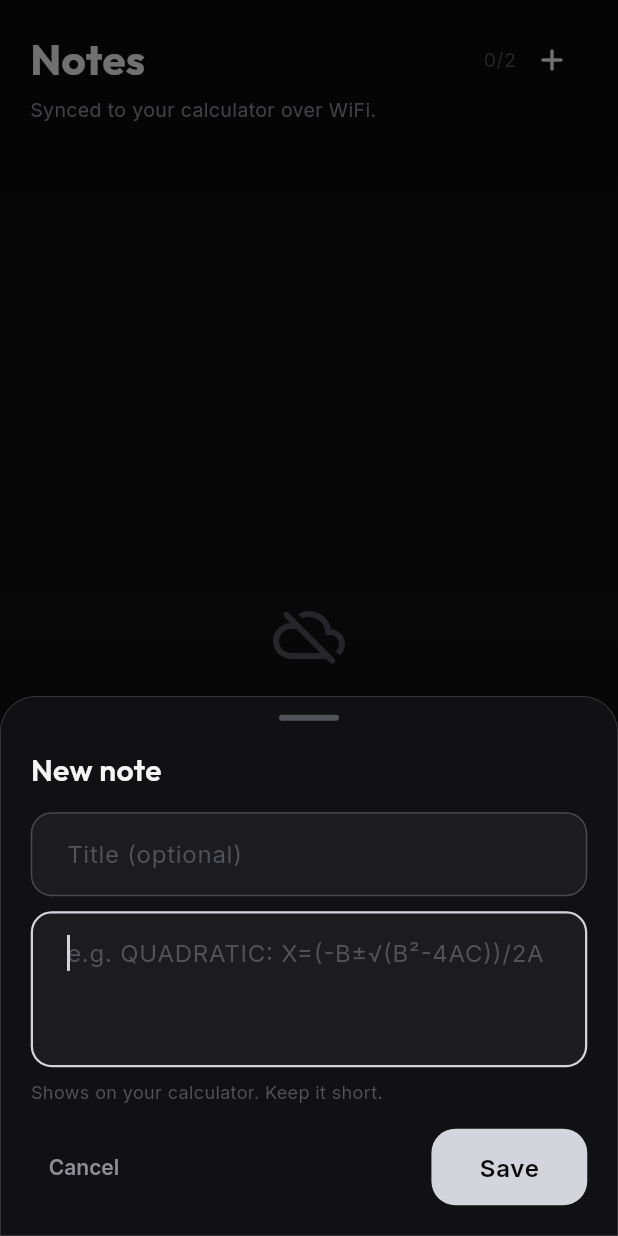
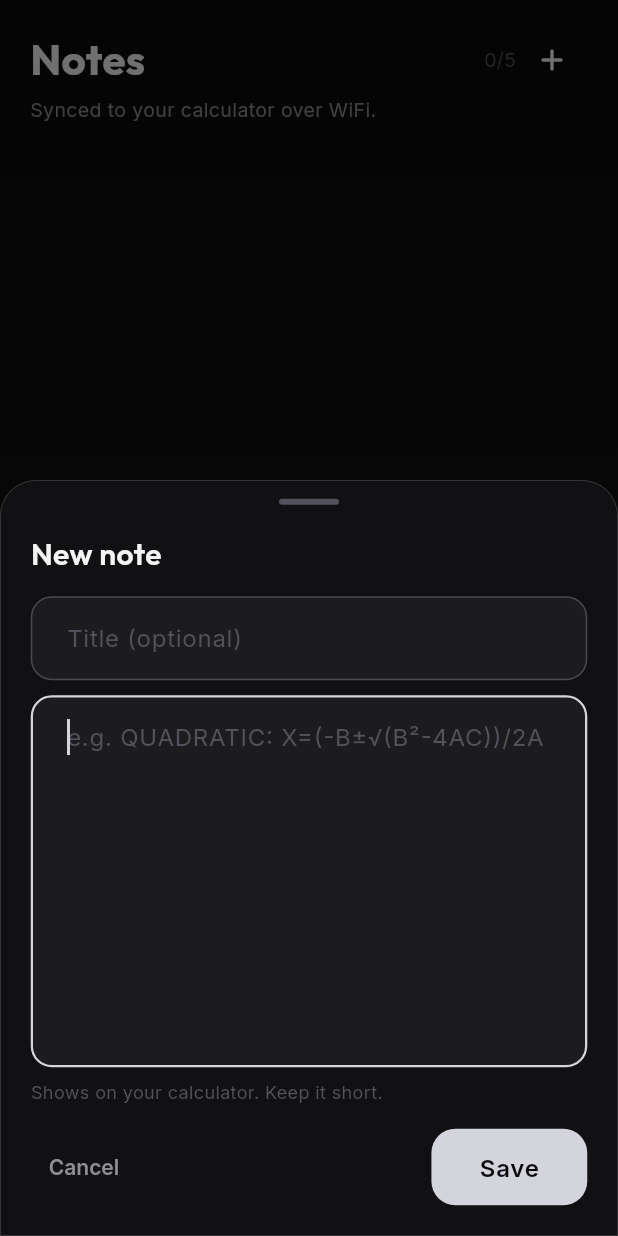
Before and after one commit to ceeazer1/calcai-app, a Flutter app: the NotesScreen widget shown alone on an empty page, opened directly, after a tap on the "add" icon, on a phone screen of 412 x 824 dp. Run offline on Flutter 3.47's test engine with Material 3 defaults, Android fonts, the phone set to English and light mode, and no system bars; our stand-ins replace flutter_blue_plus, flutter_secure_storage, google_fonts, google_sign_in, package_info_plus, shared_preferences and 1 more; accounts and stored records are empty.

Commit message:
feat: allow 5 notes and enlarge the note editor
- Free note limit 2 -> 5.
- Body field grows from 3-5 lines to 9-14, with multiline keyboard and
  sentence capitalization.
- Editor sheet is now scrollable and capped at 90% screen height so the taller
  field still fits once the keyboard is up.

Co-Authored-By: Claude Opus 4.8 <noreply@anthropic.com>

```diff
--- a/lib/models/calc_note.dart
+++ b/lib/models/calc_note.dart
@@ -1,8 +1,8 @@
 import 'dart:convert';
 import 'dart:math';
 
-/// Maximum notes per plan. Matches the web dashboard so both clients agree.
-const int kMaxNotesFree = 2;
+/// Maximum notes per plan.
+const int kMaxNotesFree = 5;
 const int kMaxNotesPro = 10;
 
 /// A single note synced to the CalcAI device.
--- a/lib/screens/notes_screen.dart
+++ b/lib/screens/notes_screen.dart
@@ -111,6 +111,11 @@ class _NotesScreenState extends State<NotesScreen> {
           bottom: MediaQuery.of(ctx).viewInsets.bottom,
         ),
         child: Container(
+          // Cap the height so the taller body field still fits with the
+          // keyboard up, and let the content scroll if it doesn't.
+          constraints: BoxConstraints(
+            maxHeight: MediaQuery.of(ctx).size.height * 0.9,
+          ),
           decoration: BoxDecoration(
             color: AppColors.surface,
             borderRadius: const BorderRadius.vertical(top: Radius.circular(24)),
@@ -118,7 +123,7 @@ class _NotesScreenState extends State<NotesScreen> {
           ),
           child: SafeArea(
             top: false,
-            child: Padding(
+            child: SingleChildScrollView(
               padding: const EdgeInsets.fromLTRB(20, 12, 20, 20),
               child: Column(
                 mainAxisSize: MainAxisSize.min,
@@ -163,8 +168,10 @@ class _NotesScreenState extends State<NotesScreen> {
                   TextField(
                     controller: bodyCtrl,
                     autofocus: isNew,
-                    maxLines: 5,
-                    minLines: 3,
+                    maxLines: 14,
+                    minLines: 9,
+                    keyboardType: TextInputType.multiline,
+                    textCapitalization: TextCapitalization.sentences,
                     style: GoogleFonts.inter(color: AppColors.textPrimary),
                     decoration: InputDecoration(
                       hintText: 'e.g. QUADRATIC: X=(-B±√(B²-4AC))/2A',
```
